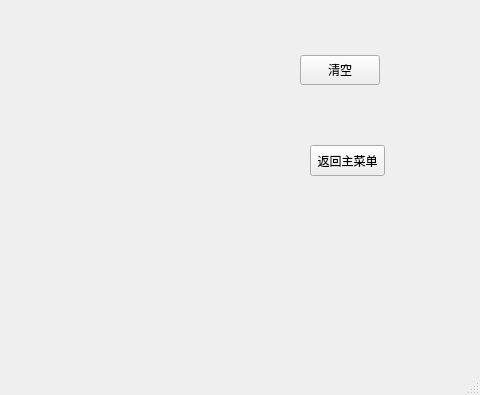
The window that chessboard_local_pvp.ui (lgb666666661/Gobang) describes before a commit, drawn with Qt 5; both pictures show x 320 to 800 and y 205 to 600 of the 800 by 600 pixel window.
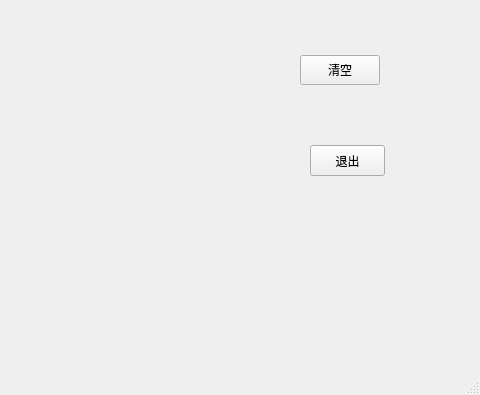
The same window after the commit.

What changed in the file:
```diff
--- a/chessboard_local_pvp.ui
+++ b/chessboard_local_pvp.ui
@@ -56,7 +56,7 @@
      </rect>
     </property>
     <property name="text">
-     <string>返回主菜单</string>
+     <string>退出</string>
     </property>
    </widget>
   </widget>
```
